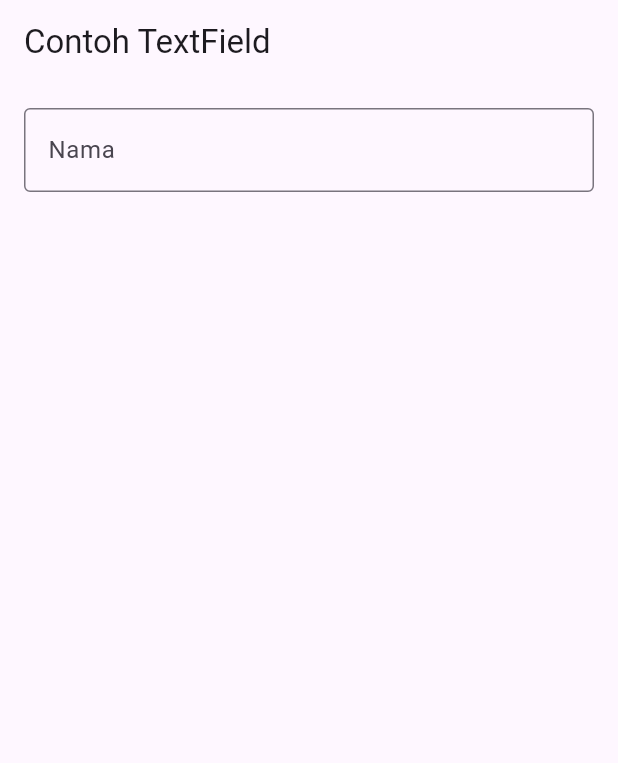
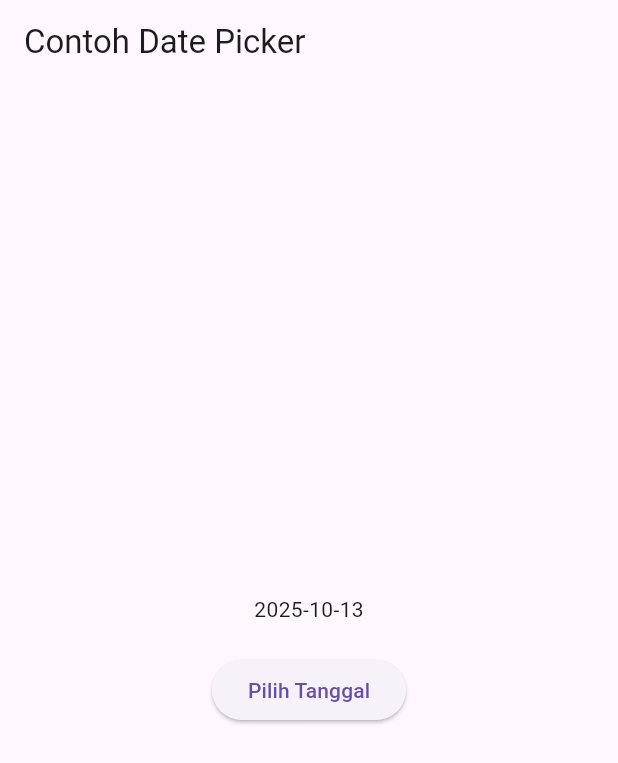
Before and after one commit to dhanisaptrri/mobile2025, a Flutter app: the screen it shows after launch, on a phone screen of 412 x 824 dp. Shown: the top 763 px of the screen. Run offline on Flutter 3.47's test engine with Material 3 defaults, Android fonts, the phone set to English and light mode, and no system bars.

Commit message:
Refactor code structure for improved readability and maintainability

```diff
--- a/Jobsheet5/hello_word/lib/main.dart
+++ b/Jobsheet5/hello_word/lib/main.dart
@@ -1,77 +1,73 @@
-import 'basic_widgets/text_widget.dart';
-import 'basic_widgets/image_widget.dart';
-import 'basic_widgets/loading_cupertino.dart';
-import 'basic_widgets/fab_widget.dart';
-import 'basic_widgets/scaffold_widget.dart';
+import 'dart:async';
 import 'package:flutter/material.dart';
 
-void main() {
-  runApp(const MyApp());
-}
+void main() => runApp(const MyApp());
 
 class MyApp extends StatelessWidget {
   const MyApp({Key? key}) : super(key: key);
 
   @override
   Widget build(BuildContext context) {
-    return MaterialApp(
-      title: 'Praktikum 5',
-      home: Scaffold(
-        appBar: AppBar(title: const Text("Contoh TextField")),
-
-        // TAMBAH WIDGET PADDING DI SINI
-        body: Padding(
-          padding: const EdgeInsets.all(
-            16.0,
-          ), // Beri padding 16.0 di semua sisi
-          child: TextField(
-            obscureText: false,
-            decoration: const InputDecoration(
-              border: OutlineInputBorder(),
-              labelText: 'Nama',
-            ),
-          ), // TextField
-        ), // Padding
-      ), // Scaffold
-    ); // MaterialApp
+    return const MaterialApp(
+      title: 'Contoh Date Picker',
+      home: MyHomePage(title: 'Contoh Date Picker'),
+    );
   }
 }
 
-class MyLayout extends StatelessWidget {
-  const MyLayout({Key? key}) : super(key: key);
+class MyHomePage extends StatefulWidget {
+  const MyHomePage({Key? key, required this.title}) : super(key: key);
+
+  final String title;
+
+  @override
+  _MyHomePageState createState() => _MyHomePageState();
+}
+
+class _MyHomePageState extends State<MyHomePage> {
+  // Variable/State untuk mengambil tanggal
+  DateTime selectedDate = DateTime.now();
+
+  //  Initial SelectDate FLutter
+  Future<void> _selectDate(BuildContext context) async {
+    // Initial DateTime FIinal Picked
+    final DateTime? picked = await showDatePicker(
+        context: context,
+        initialDate: selectedDate,
+        firstDate: DateTime(2015, 8),
+        lastDate: DateTime(2101));
+    if (picked != null && picked != selectedDate) {
+      setState(() {
+        selectedDate = picked;
+      });
+    }
+  }
 
   @override
   Widget build(BuildContext context) {
-    return Padding(
-      padding: const EdgeInsets.all(8.0),
-      child: ElevatedButton(
-        child: const Text('Show alert'),
-        onPressed: () {
-          showAlertDialog(context);
-        },
+    return Scaffold(
+      appBar: AppBar(
+        title: Text(widget.title),
+      ),
+      body: Center(
+        child: Column(
+          mainAxisSize: MainAxisSize.min,
+          children: <Widget>[
+            Text("${selectedDate.toLocal()}".split(' ')[0]),
+            const SizedBox(
+              height: 20.0,
+            ),
+            ElevatedButton(
+              onPressed: () => {
+                _selectDate(context),
+                // ignore: avoid_print
+                print(selectedDate.day + selectedDate.month + selectedDate.year)
+              },
+              child: const Text('Pilih Tanggal'),
+            ),
+          ],
+        ),
       ),
     );
   }
 }
-
-void showAlertDialog(BuildContext context) {
-  Widget okButton = TextButton(
-    child: const Text("OK"),
-    onPressed: () {
-      Navigator.pop(context);
-    },
-  );
-
-  AlertDialog alert = AlertDialog(
-    title: const Text("My title"),
-    content: const Text("This is my message."),
-    actions: [okButton],
-  );
-
-  showDialog(
-    context: context,
-    builder: (BuildContext context) {
-      return alert;
-    },
-  );
-}
```
Also changed, not shown: Jobsheet5/hello_word/image-7.png (added), 1 other file.
